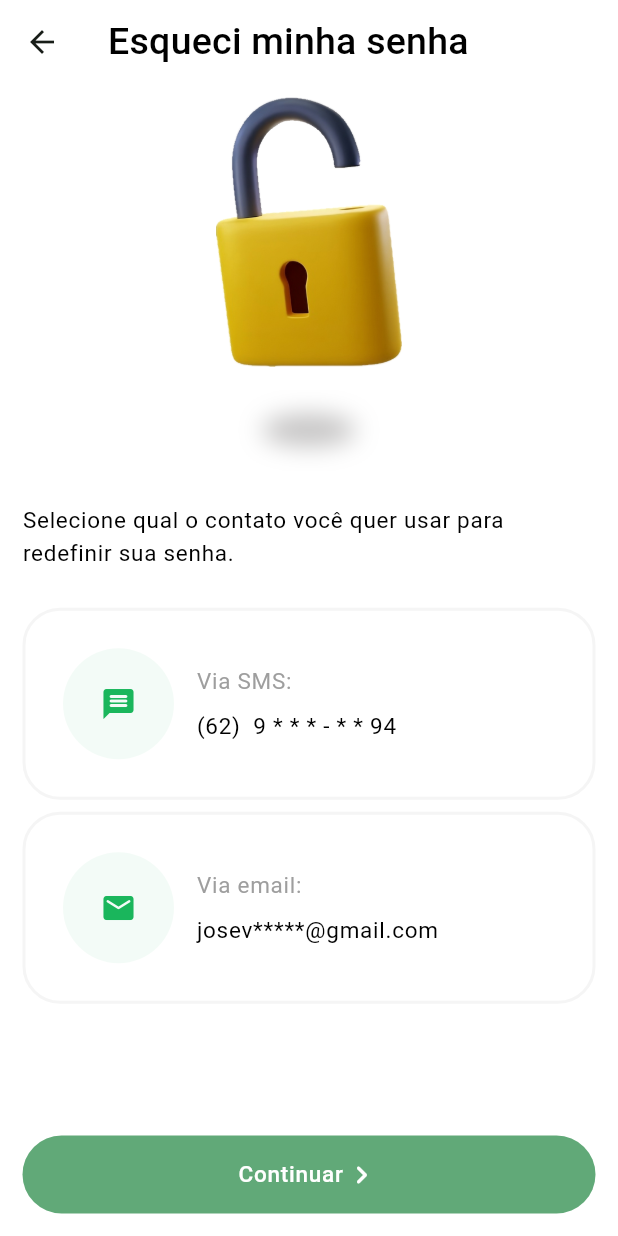
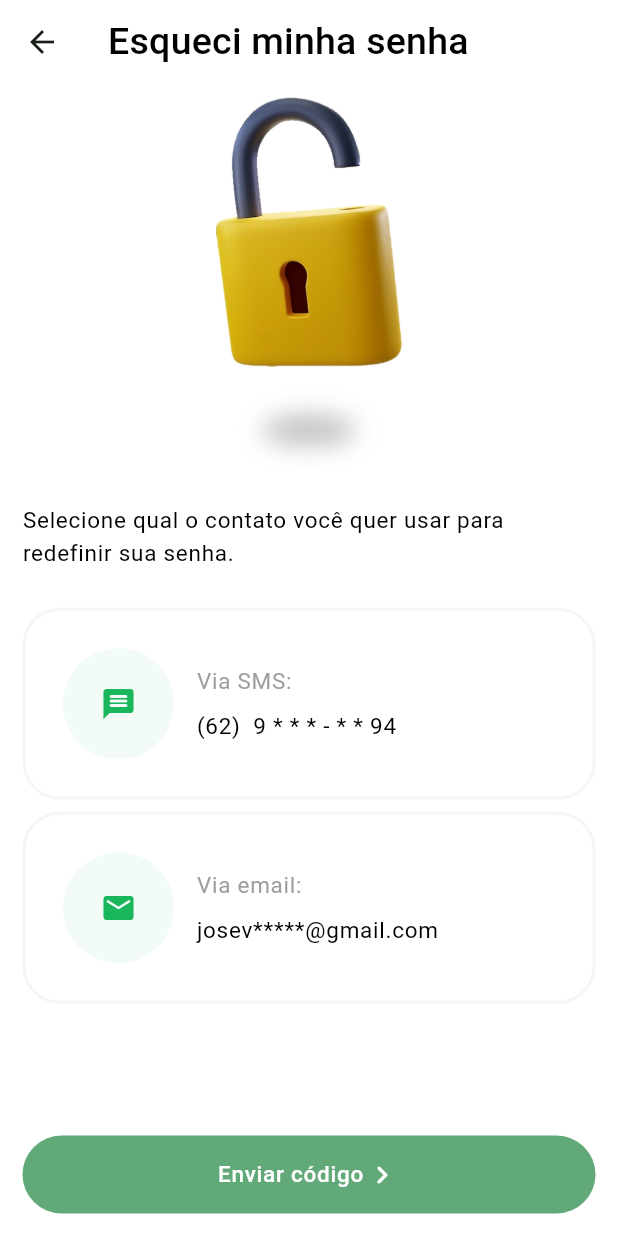
Before and after one commit to JoseVinicius-P/AluExpress-Flutter, a Flutter app: the ForgotPasswordPage screen opened by its route, on a phone screen of 412 x 824 dp. Run offline on Flutter 3.47's test engine with Material 2 defaults, Android fonts, the phone set to English and light mode, and no system bars; drawn by our look-alikes of auto_size_text; our stand-ins replace carousel_slider, flutter_modular, flutter_triple, mask_text_input_formatter, responsive_builder.

Commit message:
feat: Criando redirecionamento para tela de codigo de recuperação

```diff
--- a/lib/app/modules/authentication/authentication_module.dart
+++ b/lib/app/modules/authentication/authentication_module.dart
@@ -1,4 +1,5 @@
 import 'package:luguel/app/modules/authentication/interfaces/i_forgot_password_store.dart';
+import 'package:luguel/app/modules/authentication/pages/recovery_code_page.dart';
 import 'package:luguel/app/modules/authentication/stores/forgot_password_store.dart';
 import 'package:luguel/app/modules/authentication/pages/access_options_page.dart';
 import 'package:flutter_modular/flutter_modular.dart';
@@ -18,6 +19,7 @@ class AuthenticationModule extends Module {
     ChildRoute('/create_account', child: (_, args) => const CreateAccountPage()),
     ChildRoute('/login', child: (_, args) => const LoginPage()),
     ChildRoute('/forgot_password', child: (_, args) => const ForgotPasswordPage()),
+    ChildRoute('/recovery_code', child: (_, args) => const RecoveryCodePage()),
   ];
 
 }
--- a/lib/app/modules/authentication/pages/forgot_password_page.dart
+++ b/lib/app/modules/authentication/pages/forgot_password_page.dart
@@ -26,8 +26,8 @@ class ForgotPasswordPageState extends State<ForgotPasswordPage> with TickerProvi
       store: store,
       builder: (context, triple) {
         return DefaultButtonWidget(
-          onTap: triple.state! as int <= 1 ? (){} : null,
-          text: "Continuar",
+          onTap: triple.state! as int <= 1 ? () => Modular.to.pushReplacementNamed('./recovery_code') : null,
+          text: "Enviar código",
           backgroundColor: MyColors.primaryColor,
           textColor: Colors.white,
           shadow: true,
```
